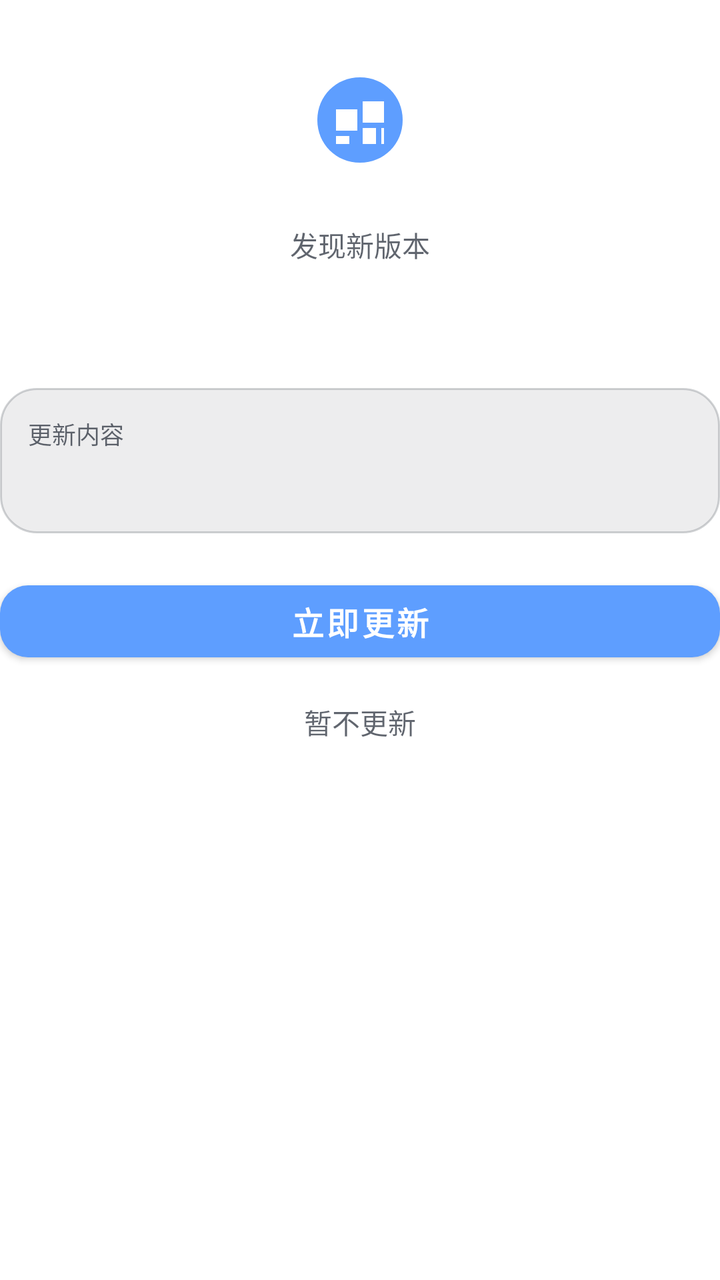
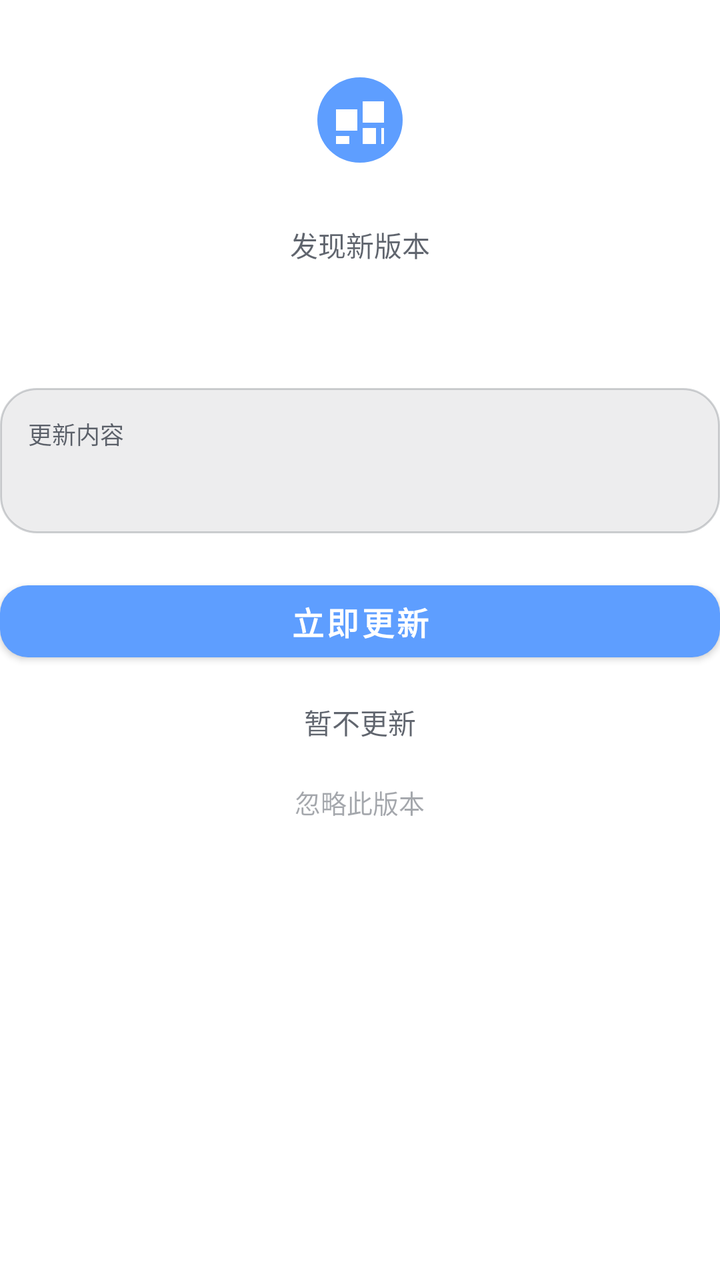

Two renders of the same Android screen: before a commit and after it. Below are the layout's source before the change and the commit's diff.
<!-- AndroidManifest.xml: application theme Theme.NasWidget -->
<!-- res/layout/dialog_update.xml -->
<?xml version="1.0" encoding="utf-8"?>
<LinearLayout xmlns:android="http://schemas.android.com/apk/res/android"
    xmlns:app="http://schemas.android.com/apk/res-auto"
    android:layout_width="match_parent"
    android:layout_height="wrap_content"
    android:orientation="vertical"
    android:paddingTop="24dp"
    android:paddingBottom="8dp">

    
    <ImageView
        android:layout_width="72dp"
        android:layout_height="72dp"
        android:layout_gravity="center_horizontal"
        android:contentDescription="@string/app_name"
        android:src="@drawable/ic_launcher" />

    
    <TextView
        android:layout_width="match_parent"
        android:layout_height="wrap_content"
        android:layout_marginTop="16dp"
        android:gravity="center"
        android:text="发现新版本"
        android:textColor="@color/app_text_secondary"
        android:textSize="14sp" />

    
    <TextView
        android:id="@+id/tv_update_version"
        android:layout_width="match_parent"
        android:layout_height="wrap_content"
        android:layout_marginTop="4dp"
        android:gravity="center"
        android:textColor="@color/app_primary"
        android:textSize="28sp"
        android:textStyle="bold" />

    
    <LinearLayout
        android:layout_width="match_parent"
        android:layout_height="wrap_content"
        android:layout_marginTop="20dp"
        android:background="@drawable/update_notes_card"
        android:orientation="vertical"
        android:padding="14dp">

        <TextView
            android:layout_width="wrap_content"
            android:layout_height="wrap_content"
            android:text="更新内容"
            android:textColor="@color/app_text_secondary"
            android:textSize="12sp" />

        <TextView
            android:id="@+id/tv_update_notes"
            android:layout_width="match_parent"
            android:layout_height="wrap_content"
            android:layout_marginTop="8dp"
            android:lineSpacingExtra="7dp"
            android:textColor="@color/app_text_primary"
            android:textSize="14sp" />
    </LinearLayout>

    
    <ProgressBar
        android:id="@+id/pb_download"
        style="?android:attr/progressBarStyleHorizontal"
        android:layout_width="match_parent"
        android:layout_height="wrap_content"
        android:layout_marginTop="18dp"
        android:max="100"
        android:visibility="gone" />

    <TextView
        android:id="@+id/tv_download_progress"
        android:layout_width="match_parent"
        android:layout_height="wrap_content"
        android:layout_marginTop="6dp"
        android:gravity="center"
        android:textColor="@color/app_text_secondary"
        android:textSize="13sp"
        android:visibility="gone" />

    
    <Button
        android:id="@+id/btn_update_now"
        android:layout_width="match_parent"
        android:layout_height="48dp"
        android:layout_marginTop="20dp"
        android:text="立即更新"
        android:textColor="@android:color/white"
        android:textSize="16sp"
        android:textStyle="bold"
        app:backgroundTint="@color/app_primary"
        app:cornerRadius="14dp" />

    
    <TextView
        android:id="@+id/btn_update_later"
        android:layout_width="wrap_content"
        android:layout_height="wrap_content"
        android:layout_gravity="center_horizontal"
        android:layout_marginTop="6dp"
        android:padding="10dp"
        android:text="暂不更新"
        android:textColor="@color/app_text_secondary"
        android:textSize="14sp" />
</LinearLayout>
<!-- resources referenced by this layout -->
<resources>
  <color name="app_primary">#FF5E9EFF</color>
  <color name="app_text_primary">#FF1C2430</color>
  <color name="app_text_secondary">#B31C2430</color>
  <!-- drawable ic_launcher (drawable) -->
  <?xml version="1.0" encoding="utf-8"?>
  <vector xmlns:android="http://schemas.android.com/apk/res/android"
      android:width="108dp"
      android:height="108dp"
      android:viewportWidth="108"
      android:viewportHeight="108">
      <path
          android:fillColor="#FF5E9EFF"
          android:pathData="M54,22 C36,22 22,36 22,54 C22,72 36,86 54,86 C72,86 86,72 86,54 C86,36 72,22 54,22 Z" />
      <path
          android:fillColor="#FFFFFFFF"
          android:pathData="M36,46 L52,46 L52,62 L36,62 Z" />
      <path
          android:fillColor="#FFFFFFFF"
          android:pathData="M56,40 L72,40 L72,56 L56,56 Z" />
      <path
          android:fillColor="#FFFFFFFF"
          android:pathData="M36,66 L46,66 L46,72 L36,72 Z" />
      <path
          android:fillColor="#FFFFFFFF"
          android:pathData="M56,60 L66,60 L66,72 L56,72 Z" />
      <path
          android:fillColor="#FFFFFFFF"
          android:pathData="M70,60 L72,60 L72,72 L70,72 Z" />
  </vector>
  <!-- drawable update_notes_card (drawable) -->
  <?xml version="1.0" encoding="utf-8"?>
  <shape xmlns:android="http://schemas.android.com/apk/res/android"
      android:shape="rectangle">
      <corners android:radius="18dp" />
      <solid android:color="@color/app_input_bg" />
      <stroke
          android:width="1dp"
          android:color="@color/app_card_border" />
  </shape>
  <string name="app_name">NAS 监控</string>
  <style name="Theme.NasWidget" parent="Theme.MaterialComponents.DayNight.NoActionBar">
          <item name="colorPrimary">@color/app_primary</item>
          <item name="colorOnPrimary">@android:color/white</item>
          <item name="colorPrimaryVariant">@color/app_primary_variant</item>
          <item name="colorSecondary">@color/app_secondary</item>
          <item name="colorOnSecondary">@android:color/white</item>
          <item name="android:statusBarColor">@android:color/transparent</item>
          <item name="android:windowLightStatusBar">true</item>
          <item name="shapeAppearanceSmallComponent">@style/ShapeAppearance.NasWidget.Small</item>
          <item name="shapeAppearanceMediumComponent">@style/ShapeAppearance.NasWidget.Medium</item>
          <item name="shapeAppearanceLargeComponent">@style/ShapeAppearance.NasWidget.Large</item>
      </style>
  <color name="app_input_bg">#141C2430</color>
  <color name="app_card_border">#331C2430</color>
  <color name="app_primary_variant">#FF4A86E8</color>
  <color name="app_secondary">#FF58D68D</color>
  <style name="ShapeAppearance.NasWidget.Small" parent="ShapeAppearance.MaterialComponents.SmallComponent">
          <item name="cornerFamily">rounded</item>
          <item name="cornerSize">14dp</item>
      </style>
  <style name="ShapeAppearance.NasWidget.Medium" parent="ShapeAppearance.MaterialComponents.MediumComponent">
          <item name="cornerFamily">rounded</item>
          <item name="cornerSize">18dp</item>
      </style>
  <style name="ShapeAppearance.NasWidget.Large" parent="ShapeAppearance.MaterialComponents.LargeComponent">
          <item name="cornerFamily">rounded</item>
          <item name="cornerSize">22dp</item>
      </style>
</resources>

<!-- the commit's change to res/layout/dialog_update.xml (unified diff, before → after) -->
@@ -106,4 +106,15 @@
         android:text="暂不更新"
         android:textColor="@color/app_text_secondary"
         android:textSize="14sp" />
+
+    
+    <TextView
+        android:id="@+id/btn_ignore_version"
+        android:layout_width="wrap_content"
+        android:layout_height="wrap_content"
+        android:layout_gravity="center_horizontal"
+        android:padding="10dp"
+        android:text="忽略此版本"
+        android:textColor="@color/app_text_hint"
+        android:textSize="13sp" />
 </LinearLayout>
<!-- resource entries referenced after the edit -->
@@ -1,6 +1,7 @@
 <!-- resources referenced by this layout -->
 <resources>
   <color name="app_primary">#FF5E9EFF</color>
+  <color name="app_text_hint">#661C2430</color>
   <color name="app_text_primary">#FF1C2430</color>
   <color name="app_text_secondary">#B31C2430</color>
   <!-- drawable ic_launcher (drawable) -->
